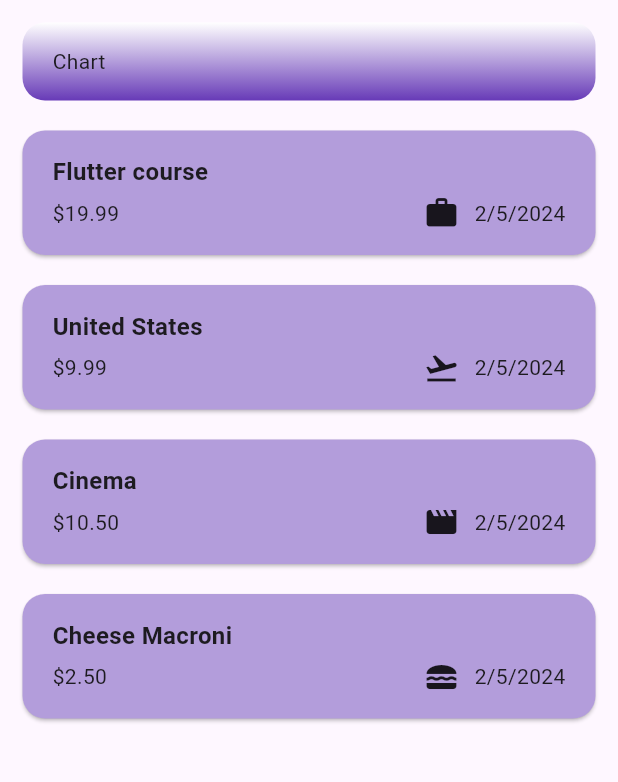
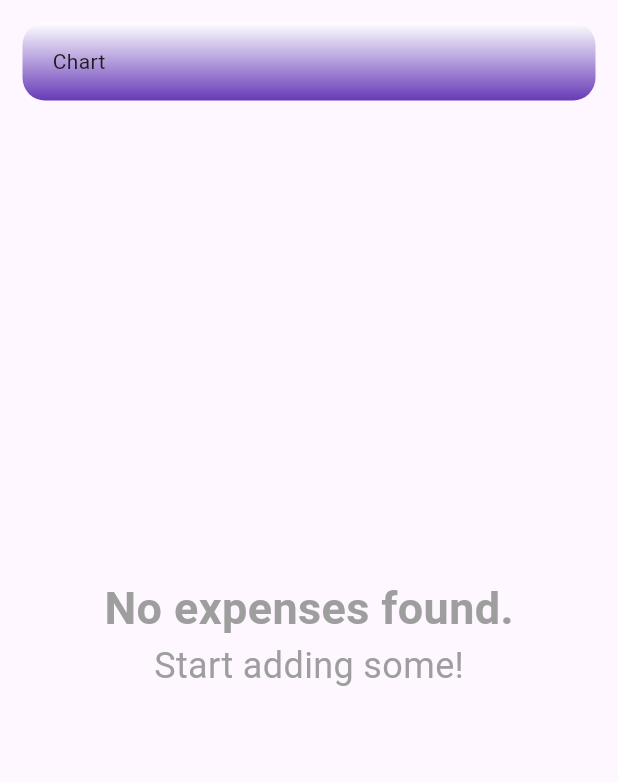
Before and after one commit to themse/expense_tracker, a Flutter app: the screen it shows after launch, on a phone screen of 412 x 824 dp, the part 84-866 px from its top. Run offline on Flutter 3.47's test engine with Material 3 defaults, Android fonts, the phone set to English and light mode, and no system bars.

Commit message:
feat: impl remove item and empty placeholder

```diff
--- a/lib/widgets/expenses.dart
+++ b/lib/widgets/expenses.dart
@@ -13,32 +13,7 @@ class Expenses extends StatefulWidget {
 }
 
 class _ExpensesState extends State<Expenses> {
-  final List<Expense> _registeredExpenses = [
-    Expense(
-      title: 'Flutter course',
-      amount: 19.99,
-      date: DateTime.now(),
-      category: Category.work,
-    ),
-    Expense(
-      title: 'United States',
-      amount: 9.99,
-      date: DateTime.now(),
-      category: Category.travel,
-    ),
-    Expense(
-      title: 'Cinema',
-      amount: 10.5,
-      date: DateTime.now(),
-      category: Category.leisure,
-    ),
-    Expense(
-      title: 'Cheese Macroni',
-      amount: 2.5,
-      date: DateTime.now(),
-      category: Category.food,
-    ),
-  ];
+  final List<Expense> _registeredExpenses = [];
 
   void _openAddExpenseModal() {
     showModalBottomSheet(
@@ -56,6 +31,12 @@ class _ExpensesState extends State<Expenses> {
       _registeredExpenses.insert(0, expense);
     });
     Navigator.pop(context);
+  }
+
+  void _removeExpense({required Expense expense}) {
+    setState(() {
+      _registeredExpenses.remove(expense);
+    });
   }
 
   @override
@@ -87,7 +68,9 @@ class _ExpensesState extends State<Expenses> {
               child: ExpenseChart(),
             ),
             Expanded(
-              child: ExpensesList(registeredExpenses: _registeredExpenses),
+              child: ExpensesList(
+                  registeredExpenses: _registeredExpenses,
+                  removeExpense: _removeExpense),
             ),
           ],
         ),
--- a/lib/widgets/expenses_list/expenses_list.dart
+++ b/lib/widgets/expenses_list/expenses_list.dart
@@ -1,19 +1,33 @@
 import 'package:flutter/material.dart';
 
+import 'package:expense_tracker/widgets/expenses_list/expenses_list_empty.dart';
 import 'package:expense_tracker/models/expense.dart';
 import 'package:expense_tracker/widgets/expenses_list/expense_tile.dart';
 
 class ExpensesList extends StatelessWidget {
   final List<Expense> registeredExpenses;
+  final void Function({required Expense expense}) removeExpense;
 
-  const ExpensesList({super.key, required this.registeredExpenses});
+  const ExpensesList({
+    super.key,
+    required this.registeredExpenses,
+    required this.removeExpense,
+  });
 
   @override
   Widget build(BuildContext context) {
+    if (registeredExpenses.isEmpty) {
+      return const ExpensesListEmpty();
+    }
+
     return ListView.builder(
       itemCount: registeredExpenses.length,
-      itemBuilder: (context, index) =>
-          ExpenseTile(expense: registeredExpenses[index]),
+      itemBuilder: (context, index) => Dismissible(
+        key: ValueKey(registeredExpenses[index]),
+        onDismissed: (direction) =>
+            removeExpense(expense: registeredExpenses[index]),
+        child: ExpenseTile(expense: registeredExpenses[index]),
+      ),
     );
   }
 }
--- /dev/null
+++ b/lib/widgets/expenses_list/expenses_list_empty.dart
@@ -0,0 +1,27 @@
+import 'package:flutter/material.dart';
+
+class ExpensesListEmpty extends StatelessWidget {
+  const ExpensesListEmpty({
+    super.key,
+  });
+
+  @override
+  Widget build(BuildContext context) {
+    return const Center(
+      child: Column(
+        mainAxisSize: MainAxisSize.min,
+        children: [
+          Text(
+            'No expenses found.',
+            style: TextStyle(
+                fontSize: 30, fontWeight: FontWeight.bold, color: Colors.grey),
+          ),
+          Text(
+            'Start adding some!',
+            style: TextStyle(fontSize: 24, color: Colors.grey),
+          ),
+        ],
+      ),
+    );
+  }
+}
```
